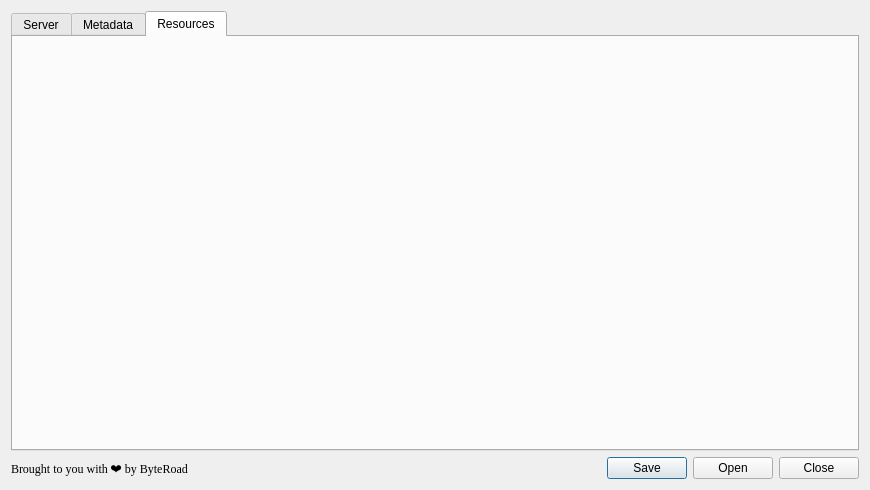
This is pygeoapi_config_dialog_base.ui in KatKatKateryna/pygeoapi_config as Qt 5 draws it before an edit. The edited form follows.
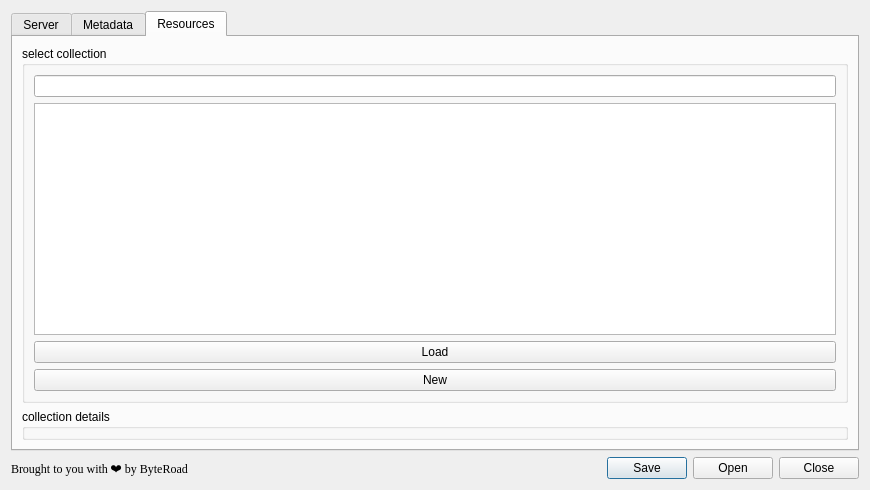
This is the edited form. The open tabs and pages were chosen to show the change. Icons and pictures are not drawn.

Commit message: - read collection resources and fill listview

The edit to the form file:
```diff
--- a/pygeoapi_config_dialog_base.ui
+++ b/pygeoapi_config_dialog_base.ui
@@ -427,6 +427,44 @@
       <attribute name="title">
        <string>Resources</string>
       </attribute>
+      <layout class="QVBoxLayout" name="verticalLayout_2">
+       <item>
+        <widget class="QGroupBox" name="groupBox_2">
+         <property name="title">
+          <string>select collection</string>
+         </property>
+         <layout class="QVBoxLayout" name="verticalLayout_3">
+          <item>
+           <widget class="QLineEdit" name="lineEditCollection"/>
+          </item>
+          <item>
+           <widget class="QListView" name="listViewCollection"/>
+          </item>
+          <item>
+           <widget class="QPushButton" name="pushLoadCollection">
+            <property name="text">
+             <string>Load</string>
+            </property>
+           </widget>
+          </item>
+          <item>
+           <widget class="QPushButton" name="pushNewCollection">
+            <property name="text">
+             <string>New</string>
+            </property>
+           </widget>
+          </item>
+         </layout>
+        </widget>
+       </item>
+       <item>
+        <widget class="QGroupBox" name="groupBoxCollection">
+         <property name="title">
+          <string>collection details</string>
+         </property>
+        </widget>
+       </item>
+      </layout>
      </widget>
     </widget>
    </item>
```
Left out of the diff: 49 changed lines with no effect on the pictures. The commit also changes 2 other files.
